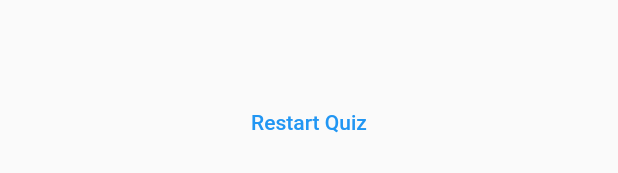
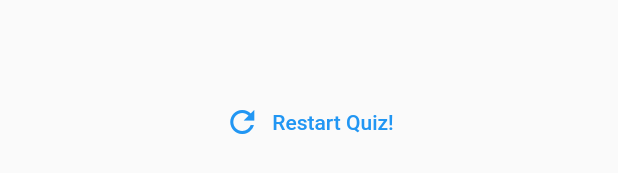
Before and after one commit to alexfoohc/QuizApp-Flutter, a Flutter app: the ResultsScreen widget shown alone on an empty page, opened directly with empty values, on a phone screen of 412 x 824 dp. Shown: the part 778-951 px from the top of the screen. Run offline on Flutter 3.47's test engine with Material 2 defaults, Android fonts, the phone set to English and light mode, and no system bars.

Commit message:
Add refresh icon

```diff
--- a/quiz_app/lib/results_screen.dart
+++ b/quiz_app/lib/results_screen.dart
@@ -48,9 +48,10 @@ class ResultsScreen extends StatelessWidget {
             const SizedBox(
               height: 30,
             ),
-            TextButton(
+            TextButton.icon(
               onPressed: () {},
-              child: const Text('Restart Quiz'),
+              icon: const Icon(Icons.refresh),
+              label: const Text("Restart Quiz!"),
             )
           ],
         ),
```
